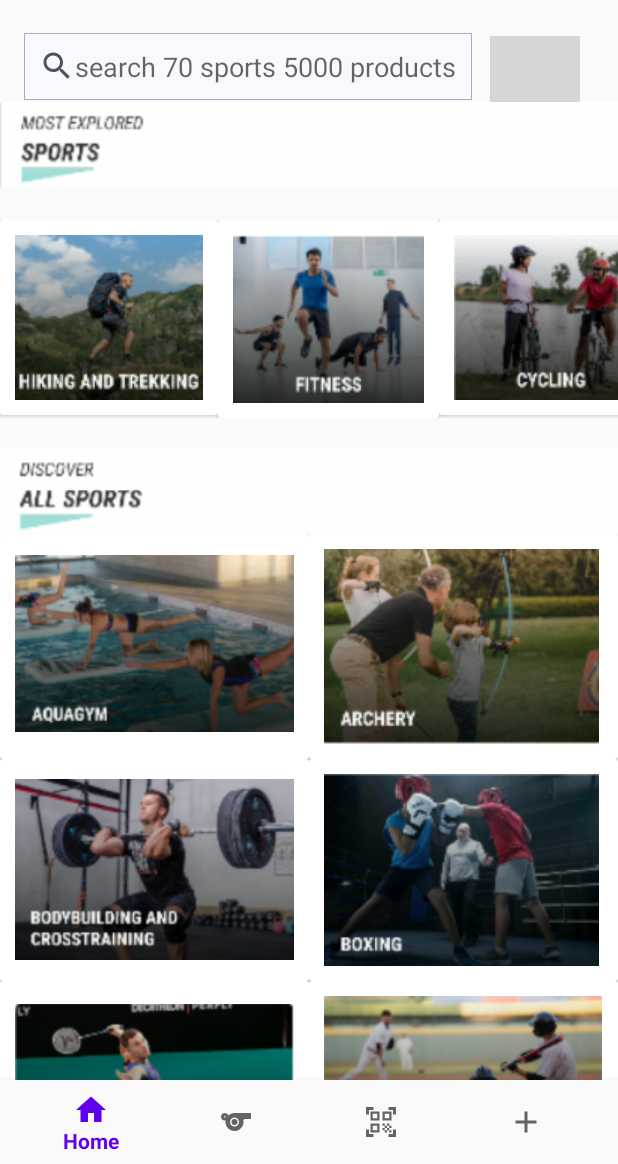
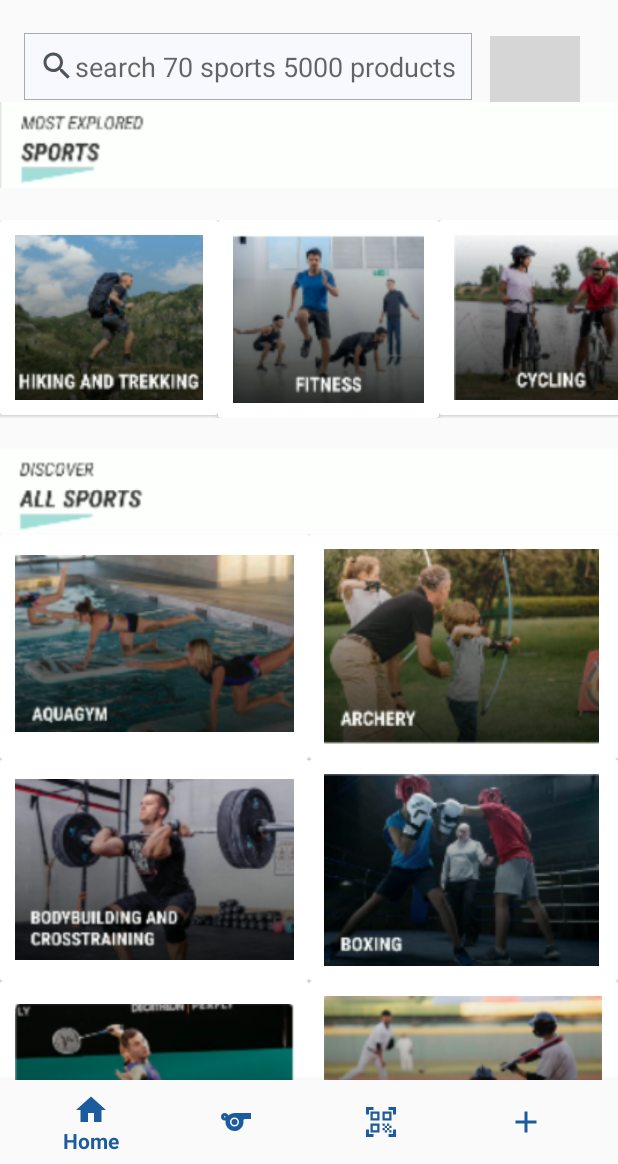
Before and after one commit to Anush01/SportsShoppingApp, an Android app: the SportsPage screen opened directly, with no data from a screen before it, on a phone screen of 412 x 824 dp, the part 72-1236 px from its top. Run offline under Robolectric (Android 15) with nearby library versions, the phone set to English and light mode, and no system bars; grey boxes are pictures that could not be loaded.

Commit message:
prachi update

```diff
--- a/app/src/main/java/com/example/anushmp/decathlonapp/Activity/CartActivity.java
+++ b/app/src/main/java/com/example/anushmp/decathlonapp/Activity/CartActivity.java
@@ -65,6 +65,7 @@ public class CartActivity extends AppCompatActivity {
             checkout.setText("Total: \n " + total +" Rs.");
 
             if (total == 0) {
+                btnProceed.setVisibility(View.GONE);
                 empty.setVisibility(View.VISIBLE);
                 recyclerView.setVisibility(View.GONE);
                 checkout.setVisibility(View.GONE);
--- a/app/src/main/java/com/example/anushmp/decathlonapp/Activity/SportsPage.java
+++ b/app/src/main/java/com/example/anushmp/decathlonapp/Activity/SportsPage.java
@@ -1,6 +1,8 @@
 package com.example.anushmp.decathlonapp.Activity;
 
+import android.content.Intent;
 import android.os.Bundle;
+import android.view.View;
 
 import androidx.appcompat.app.AppCompatActivity;
 import androidx.recyclerview.widget.GridLayoutManager;
@@ -18,6 +20,8 @@ import java.util.ArrayList;
 public class SportsPage extends AppCompatActivity {
     private RecyclerView recyclerViews;
     private RecyclerView recyclerViews2;
+    View navIconSports;
+    View navIconAccount;
     ArrayList<SportsModel> sportsModelArrayList1 = new ArrayList<>();
     ArrayList<SportsModel2> sportsModelArrayList = new ArrayList<>();
 
@@ -27,6 +31,7 @@ public class SportsPage extends AppCompatActivity {
         setContentView(R.layout.activity_sports_page);
         initView();
         initView1();
+        nav();
         buildStudentList7();
         setRecyclerViews();
         setRecyclerViews2();
@@ -90,5 +95,16 @@ public class SportsPage extends AppCompatActivity {
     private void initView1() {
         recyclerViews2 = findViewById(R.id.recyclerViews2);
     }
-
+    private void nav() {
+        navIconSports = findViewById(R.id.homeFragment);
+        navIconSports.setOnClickListener(v -> {
+            Intent intent = new Intent(SportsPage.this, MainActivity2.class);
+            startActivity(intent);
+        });
+        navIconAccount = findViewById(R.id.account);
+        navIconAccount.setOnClickListener(v -> {
+            Intent intent = new Intent(SportsPage.this, Account_Activity2.class);
+            startActivity(intent);
+        });
+    }
 }
--- a/app/src/main/res/layout/activity_account2.xml
+++ b/app/src/main/res/layout/activity_account2.xml
@@ -107,4 +107,5 @@
         </RelativeLayout>
 
     </androidx.cardview.widget.CardView>
+
 </LinearLayout>
--- a/app/src/main/res/layout/activity_main2.xml
+++ b/app/src/main/res/layout/activity_main2.xml
@@ -207,7 +207,7 @@
                         android:id="@+id/recyclerView2"
                         android:layout_width="match_parent"
                         android:layout_height="wrap_content"
-                        android:layout_marginTop="20dp"></androidx.recyclerview.widget.RecyclerView>
+                        android:layout_marginTop="20dp"/>
 
                     <HorizontalScrollView
                         android:id="@+id/horizontalScrollView1"
@@ -270,7 +270,7 @@
                     <androidx.recyclerview.widget.RecyclerView
                         android:id="@+id/recyclerView3"
                         android:layout_width="match_parent"
-                        android:layout_height="wrap_content"></androidx.recyclerview.widget.RecyclerView>
+                        android:layout_height="wrap_content"/>
 
                     <HorizontalScrollView
                         android:id="@+id/horizontalScrollView4"
@@ -508,7 +508,7 @@
                     <androidx.recyclerview.widget.RecyclerView
                         android:id="@+id/recyclerView1"
                         android:layout_width="match_parent"
-                        android:layout_height="wrap_content"></androidx.recyclerview.widget.RecyclerView>
+                        android:layout_height="wrap_content"/>
 
                     <HorizontalScrollView
                         android:id="@+id/horizontalScrollView6"
--- a/app/src/main/res/layout/activity_sports_page.xml
+++ b/app/src/main/res/layout/activity_sports_page.xml
@@ -142,6 +142,9 @@
             android:layout_height="wrap_content"
             android:layout_marginStart="0dp"
             android:layout_marginEnd="0dp"
+            app:itemTextColor="#1C5C9D"
+            app:itemRippleColor="#1C5C9D"
+            app:itemIconTint="#1C5C9D"
             android:background="?android:attr/windowBackground"
             app:layout_constraintBottom_toBottomOf="parent"
             app:layout_constraintLeft_toLeftOf="parent"
```
